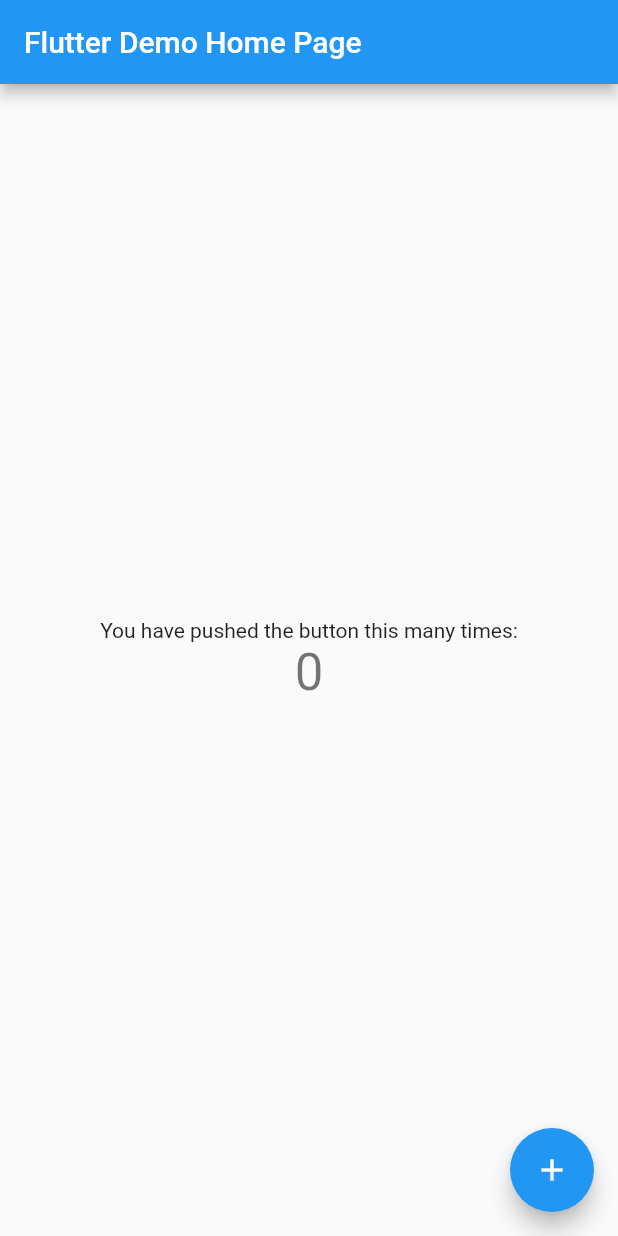
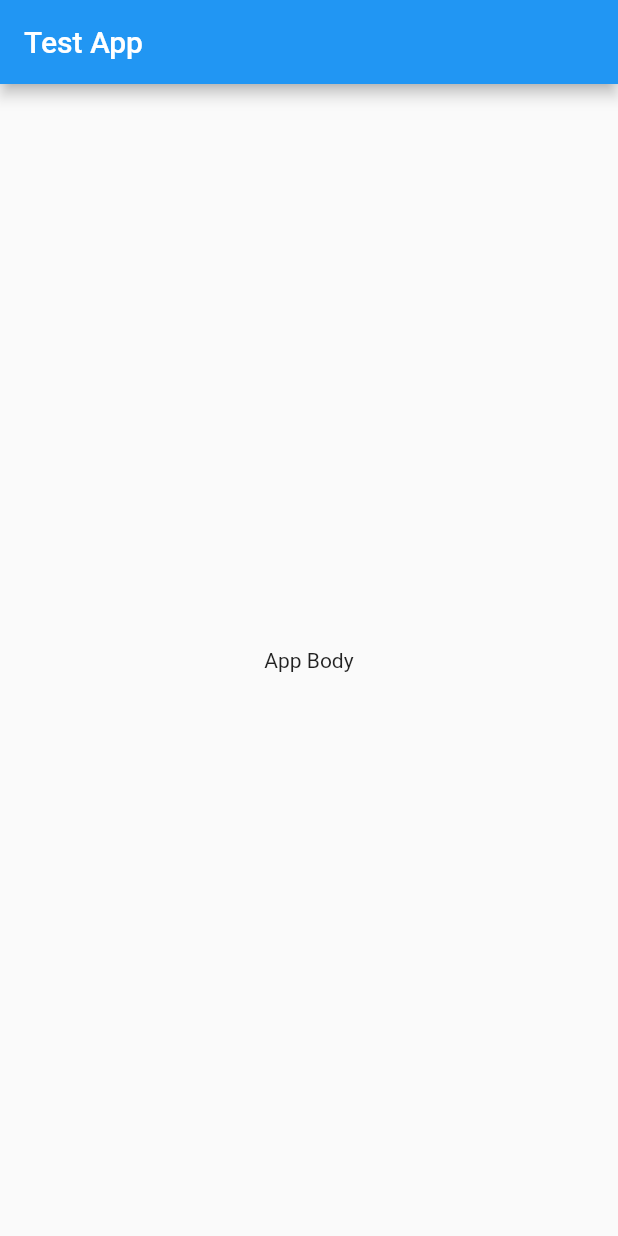
Before and after one commit to Yousef-Osman/Flutter-Boilerplate, a Flutter app: the screen it shows after launch, on a phone screen of 412 x 824 dp. Run offline on Flutter 3.47's test engine with Material 2 defaults, Android fonts, the phone set to English and light mode, and no system bars.

Commit message:
test commit

```diff
--- a/lib/main.dart
+++ b/lib/main.dart
@@ -5,109 +5,29 @@ void main() {
 }
 
 class MyApp extends StatelessWidget {
-  // This widget is the root of your application.
   @override
   Widget build(BuildContext context) {
     return MaterialApp(
       title: 'Flutter Demo',
+      debugShowCheckedModeBanner: false,
       theme: ThemeData(
-        // This is the theme of your application.
-        //
-        // Try running your application with "flutter run". You'll see the
-        // application has a blue toolbar. Then, without quitting the app, try
-        // changing the primarySwatch below to Colors.green and then invoke
-        // "hot reload" (press "r" in the console where you ran "flutter run",
-        // or simply save your changes to "hot reload" in a Flutter IDE).
-        // Notice that the counter didn't reset back to zero; the application
-        // is not restarted.
         primarySwatch: Colors.blue,
       ),
-      home: MyHomePage(title: 'Flutter Demo Home Page'),
+      home: HomePage(),
     );
   }
 }
 
-class MyHomePage extends StatefulWidget {
-  MyHomePage({Key key, this.title}) : super(key: key);
-
-  // This widget is the home page of your application. It is stateful, meaning
-  // that it has a State object (defined below) that contains fields that affect
-  // how it looks.
-
-  // This class is the configuration for the state. It holds the values (in this
-  // case the title) provided by the parent (in this case the App widget) and
-  // used by the build method of the State. Fields in a Widget subclass are
-  // always marked "final".
-
-  final String title;
-
-  @override
-  _MyHomePageState createState() => _MyHomePageState();
-}
-
-class _MyHomePageState extends State<MyHomePage> {
-  int _counter = 0;
-
-  void _incrementCounter() {
-    setState(() {
-      // This call to setState tells the Flutter framework that something has
-      // changed in this State, which causes it to rerun the build method below
-      // so that the display can reflect the updated values. If we changed
-      // _counter without calling setState(), then the build method would not be
-      // called again, and so nothing would appear to happen.
-      _counter++;
-    });
-  }
-
+class HomePage extends StatelessWidget {
   @override
   Widget build(BuildContext context) {
-    // This method is rerun every time setState is called, for instance as done
-    // by the _incrementCounter method above.
-    //
-    // The Flutter framework has been optimized to make rerunning build methods
-    // fast, so that you can just rebuild anything that needs updating rather
-    // than having to individually change instances of widgets.
     return Scaffold(
       appBar: AppBar(
-        // Here we take the value from the MyHomePage object that was created by
-        // the App.build method, and use it to set our appbar title.
-        title: Text(widget.title),
+        title: Text('Test App'),
       ),
       body: Center(
-        // Center is a layout widget. It takes a single child and positions it
-        // in the middle of the parent.
-        child: Column(
-          // Column is also a layout widget. It takes a list of children and
-          // arranges them vertically. By default, it sizes itself to fit its
-          // children horizontally, and tries to be as tall as its parent.
-          //
-          // Invoke "debug painting" (press "p" in the console, choose the
-          // "Toggle Debug Paint" action from the Flutter Inspector in Android
-          // Studio, or the "Toggle Debug Paint" command in Visual Studio Code)
-          // to see the wireframe for each widget.
-          //
-          // Column has various properties to control how it sizes itself and
-          // how it positions its children. Here we use mainAxisAlignment to
-          // center the children vertically; the main axis here is the vertical
-          // axis because Columns are vertical (the cross axis would be
-          // horizontal).
-          mainAxisAlignment: MainAxisAlignment.center,
-          children: <Widget>[
-            Text(
-              'You have pushed the button this many times:',
-            ),
-            Text(
-              '$_counter',
-              style: Theme.of(context).textTheme.headline4,
-            ),
-          ],
-        ),
+        child: Text('App Body'),
       ),
-      floatingActionButton: FloatingActionButton(
-        onPressed: _incrementCounter,
-        tooltip: 'Increment',
-        child: Icon(Icons.add),
-      ), // This trailing comma makes auto-formatting nicer for build methods.
     );
   }
 }
```
